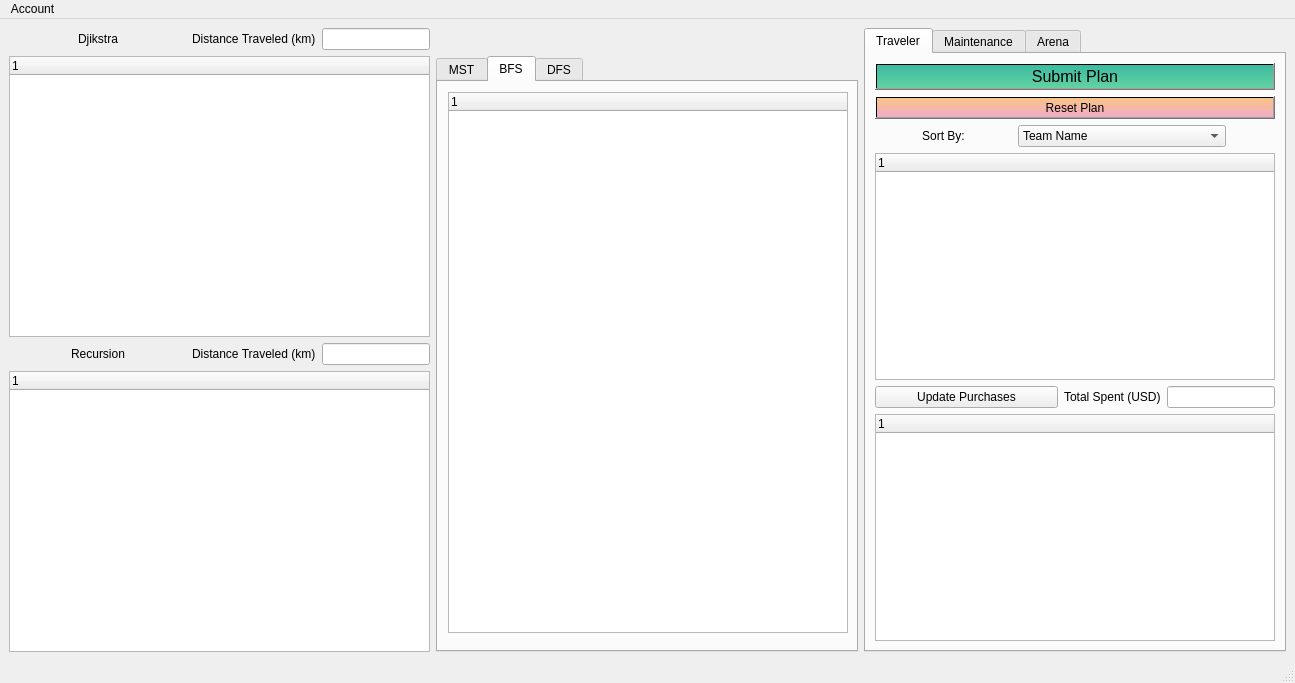
Qt form mainwindow.ui (ssethtran/NBA-Basketball) before a commit.
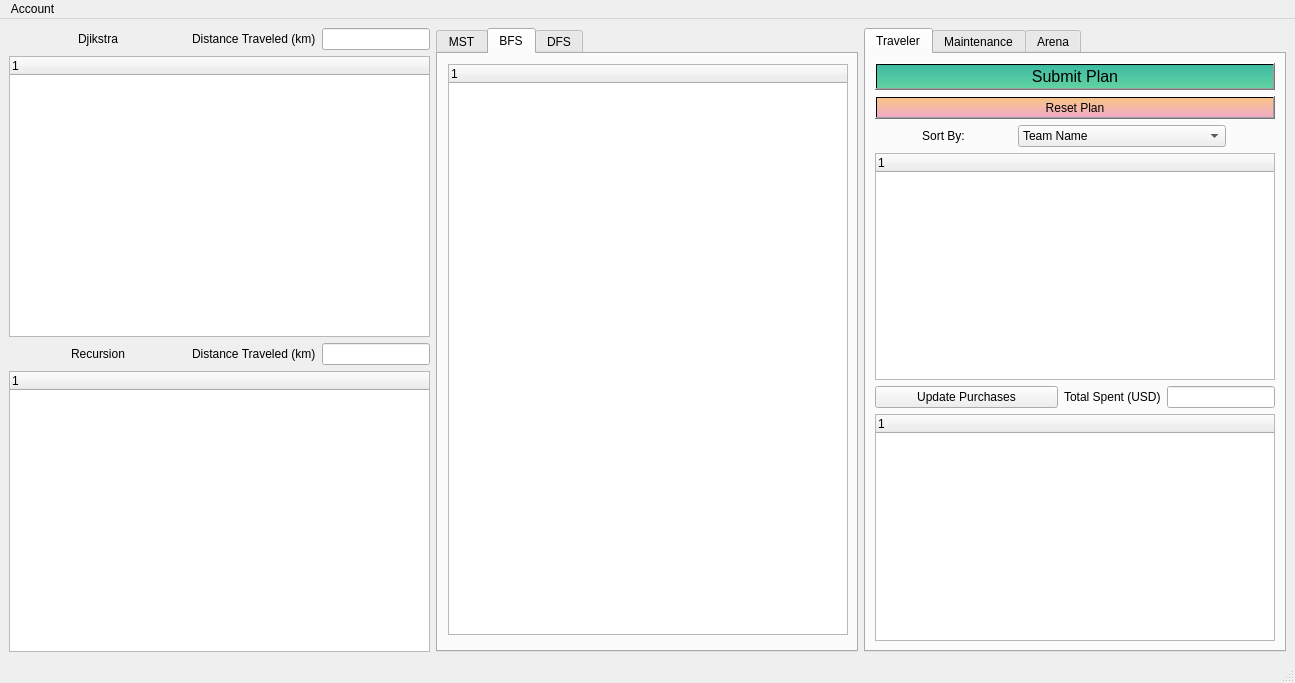
The same form after that commit. The open tabs and pages were chosen to show the change.

What changed in the file:
```diff
--- a/mainwindow.ui
+++ b/mainwindow.ui
@@ -24,23 +24,6 @@
     <bool>true</bool>
    </property>
    <layout class="QGridLayout" name="gridLayout_22">
-    <item row="0" column="1">
-     <layout class="QHBoxLayout" name="horizontalLayout_5">
-      <item>
-       <spacer name="horizontalSpacer_5">
-        <property name="orientation">
-         <enum>Qt::Horizontal</enum>
-        </property>
-        <property name="sizeHint" stdset="0">
-         <size>
-          <width>40</width>
-          <height>20</height>
-         </size>
-        </property>
-       </spacer>
-      </item>
-     </layout>
-    </item>
     <item row="0" column="0">
      <layout class="QHBoxLayout" name="horizontalLayout_3">
       <item>
@@ -905,7 +888,7 @@
       </column>
      </widget>
     </item>
-    <item row="1" column="1" rowspan="3">
+    <item row="0" column="1" rowspan="4">
      <widget class="QTabWidget" name="tabWidget_2">
       <property name="sizePolicy">
        <sizepolicy hsizetype="Fixed" vsizetype="Expanding">
@@ -961,7 +944,7 @@
           <x>10</x>
           <y>10</y>
           <width>400</width>
-          <height>541</height>
+          <height>571</height>
          </rect>
         </property>
         <property name="sizePolicy">
```
Left out of the diff: 6 changed lines with no effect on the pictures.
